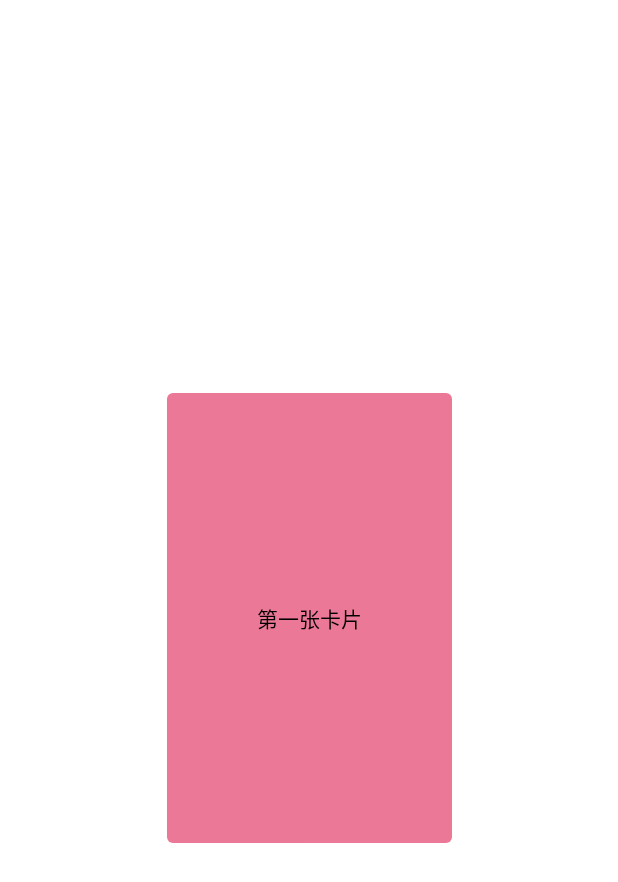
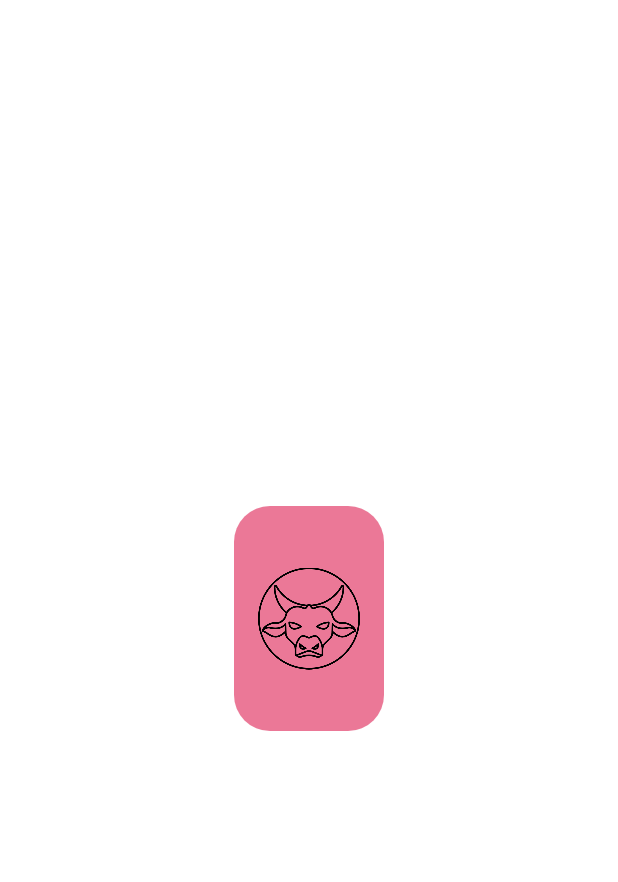
Before and after one commit to andoloido/BestCi, an Android app: the screen it shows after launch (SecretActivity), on a phone screen of 412 x 824 dp. Shown: the top 882 px of the screen. Run offline under Robolectric (Android 15) with nearby library versions, the light colour scheme and no system bars; libraries missing offline, so code that uses them is left out: su.levenetc.android; 2 statements that could not run were skipped.

Commit message:
add reverse view animator

```diff
--- a/app/build.gradle
+++ b/app/build.gradle
@@ -22,6 +22,10 @@ android {
             proguardFiles getDefaultProguardFile('proguard-android-optimize.txt'), 'proguard-rules.pro'
         }
     }
+
+    kotlinOptions {
+        jvmTarget = JavaVersion.VERSION_1_8.toString()
+    }
 }
 
 dependencies {
@@ -34,6 +38,8 @@ dependencies {
     implementation "com.google.android.material:material:1.2.1"
     androidTestImplementation 'androidx.test.ext:junit:1.1.2'
     androidTestImplementation 'androidx.test.espresso:espresso-core:3.3.0'
+    //字体动画
     implementation 'com.github.elevenetc:textsurface:0.9.1'
-
+    //图片加载
+    implementation "com.github.bumptech.glide:glide:4.11.0"
 }
--- a/app/src/main/AndroidManifest.xml
+++ b/app/src/main/AndroidManifest.xml
@@ -3,6 +3,7 @@
     package="lc.szy.bestci">
 
     <application
+        android:name=".App"
         android:allowBackup="true"
         android:icon="@mipmap/ic_launcher"
         android:label="@string/app_name"
--- /dev/null
+++ b/app/src/main/java/lc/szy/bestci/App.kt
@@ -0,0 +1,14 @@
+package lc.szy.bestci
+
+import android.app.Application
+
+class App : Application() {
+    companion object {
+        lateinit var application: App
+    }
+
+    override fun onCreate() {
+        super.onCreate()
+        application = this
+    }
+}
--- a/app/src/main/java/lc/szy/bestci/SecretActivity.kt
+++ b/app/src/main/java/lc/szy/bestci/SecretActivity.kt
@@ -2,10 +2,17 @@ package lc.szy.bestci
 
 import androidx.appcompat.app.AppCompatActivity
 import android.os.Bundle
+import kotlinx.android.synthetic.main.activity_secret.*
+import lc.szy.bestci.utils.ReverseAnimator
 
 class SecretActivity : AppCompatActivity() {
     override fun onCreate(savedInstanceState: Bundle?) {
         super.onCreate(savedInstanceState)
         setContentView(R.layout.activity_secret)
     }
+
+    override fun onResume() {
+        super.onResume()
+        ReverseAnimator.buildReverseAnimator(cardView, reverseCardView)
+    }
 }
--- a/app/src/main/java/lc/szy/bestci/utils/EasyToCall.kt
+++ b/app/src/main/java/lc/szy/bestci/utils/EasyToCall.kt
@@ -3,8 +3,11 @@ package lc.szy.bestci.utils
 import android.content.Context
 import android.content.res.Resources
 import android.util.TypedValue
+import android.widget.ImageView
 import android.widget.Toast
 import androidx.fragment.app.Fragment
+import com.bumptech.glide.Glide
+import lc.szy.bestci.App
 
 /**
  * 不定义LONG的Toast是因为short就够了
@@ -27,6 +30,12 @@ fun Fragment.toast(message: String) {
     toast.show()
 }
 
+fun loadImage(imageView: ImageView, url: String, defaultDrawable: Int) {
+    Glide.with(App.application).load(url)
+        .placeholder(defaultDrawable)
+        .into(imageView)
+}
+
 val Float.dp
     get() = TypedValue.applyDimension(
         TypedValue.COMPLEX_UNIT_DIP,
--- /dev/null
+++ b/app/src/main/java/lc/szy/bestci/utils/ReverseAnimator.kt
@@ -0,0 +1,41 @@
+package lc.szy.bestci.utils
+
+import android.animation.ObjectAnimator
+import android.view.View
+import android.view.animation.LinearInterpolator
+import androidx.core.animation.addListener
+
+
+class ReverseAnimator(view1: View, view2: View) {
+    companion object {
+        fun buildReverseAnimator(view1: View, view2: View) {
+            ReverseAnimator(view1, view2)
+        }
+    }
+
+    val animator1: ObjectAnimator =
+        ObjectAnimator.ofFloat(view1, View.ROTATION_Y, 0f, 90f).setDuration(500L)
+    val animator1Reverse: ObjectAnimator =
+        ObjectAnimator.ofFloat(view1, View.ROTATION_Y, 90f, 0f).setDuration(500L)
+    val animator2: ObjectAnimator =
+        ObjectAnimator.ofFloat(view2, View.ROTATION_Y, 90f, 180f).setDuration(500L)
+    val animator2Reverse: ObjectAnimator =
+        ObjectAnimator.ofFloat(view2, View.ROTATION_Y, 180f, 90f).setDuration(500L)
+
+    init {
+        animator1.interpolator = LinearInterpolator()
+        animator2.interpolator = LinearInterpolator()
+        animator1.addListener(onEnd = {
+            animator2.start()
+        })
+        animator2Reverse.addListener(onEnd = {
+            animator1Reverse.start()
+        })
+        view1.setOnClickListener {
+            animator1.start()
+        }
+        view2.setOnClickListener {
+            animator2Reverse.start()
+        }
+    }
+}
--- a/app/src/main/java/lc/szy/bestci/view/heart/HeartView.kt
+++ b/app/src/main/java/lc/szy/bestci/view/heart/HeartFlowerView.kt
@@ -7,7 +7,7 @@ import android.view.View
 import lc.szy.bestci.ANIMATION_DURATION
 import kotlin.math.ceil
 
-class HeartView(context: Context, attrs: AttributeSet) : View(context, attrs) {
+class HeartFlowerView(context: Context, attrs: AttributeSet) : View(context, attrs) {
     val bloomCount = 100
     val bloomList = ArrayList<Bloom>(bloomCount)
 
--- a/app/src/main/res/layout/activity_secret.xml
+++ b/app/src/main/res/layout/activity_secret.xml
@@ -1,17 +1,26 @@
 <?xml version="1.0" encoding="utf-8"?>
-<androidx.constraintlayout.motion.widget.MotionLayout xmlns:android="http://schemas.android.com/apk/res/android"
+<androidx.constraintlayout.widget.ConstraintLayout xmlns:android="http://schemas.android.com/apk/res/android"
     xmlns:app="http://schemas.android.com/apk/res-auto"
     xmlns:tools="http://schemas.android.com/tools"
     android:layout_width="match_parent"
     android:layout_height="match_parent"
-    app:layoutDescription="@xml/activity_secret_scene"
     tools:context=".SecretActivity">
+
+    <androidx.constraintlayout.widget.ConstraintLayout
+        android:id="@+id/content1Cl"
+        android:layout_width="wrap_content"
+        android:layout_height="wrap_content"
+        app:layout_constraintBottom_toBottomOf="parent"
+        app:layout_constraintEnd_toEndOf="parent"
+        app:layout_constraintStart_toStartOf="parent"
+        app:layout_constraintTop_toTopOf="parent">
 
         <com.google.android.material.card.MaterialCardView
             android:id="@+id/cardView"
-        android:layout_width="190dp"
-        android:layout_height="300dp"
+            android:layout_width="100dp"
+            android:layout_height="150dp"
             android:outlineSpotShadowColor="@android:color/transparent"
+            app:cardCornerRadius="24dp"
             app:layout_constraintBottom_toBottomOf="parent"
             app:layout_constraintEnd_toEndOf="parent"
             app:layout_constraintStart_toStartOf="parent"
@@ -20,13 +29,13 @@
             <androidx.constraintlayout.widget.ConstraintLayout
                 android:layout_width="match_parent"
                 android:layout_height="match_parent"
-            android:background="@color/primaryColor">
+                android:background="@color/cardColor">
 
-            <TextView
+                <ImageView
                     android:layout_width="wrap_content"
                     android:layout_height="wrap_content"
-                android:text="第一张卡片"
-                android:textColor="@color/textBlackColor"
+                    android:padding="16dp"
+                    android:src="@drawable/jinniu"
                     app:layout_constraintBottom_toBottomOf="parent"
                     app:layout_constraintEnd_toEndOf="parent"
                     app:layout_constraintStart_toStartOf="parent"
@@ -38,9 +47,11 @@
 
         <com.google.android.material.card.MaterialCardView
             android:id="@+id/reverseCardView"
-        android:layout_width="190dp"
+            android:layout_width="100dp"
+            android:layout_height="150dp"
             android:outlineSpotShadowColor="@android:color/transparent"
-        android:layout_height="300dp"
+            android:rotationY="90"
+            app:cardCornerRadius="24dp"
             app:layout_constraintBottom_toBottomOf="parent"
             app:layout_constraintEnd_toEndOf="parent"
             app:layout_constraintStart_toStartOf="parent"
@@ -49,11 +60,12 @@
             <androidx.constraintlayout.widget.ConstraintLayout
                 android:layout_width="match_parent"
                 android:layout_height="match_parent"
-            android:background="@color/primaryColor">
+                android:background="@color/cardColor">
 
                 <TextView
                     android:layout_width="wrap_content"
                     android:layout_height="wrap_content"
+                    android:rotationY="180"
                     android:text="第二张卡片"
                     android:textColor="@color/textBlackColor"
                     app:layout_constraintBottom_toBottomOf="parent"
@@ -63,4 +75,7 @@
 
             </androidx.constraintlayout.widget.ConstraintLayout>
         </com.google.android.material.card.MaterialCardView>
-</androidx.constraintlayout.motion.widget.MotionLayout>
+    </androidx.constraintlayout.widget.ConstraintLayout>
+
+
+</androidx.constraintlayout.widget.ConstraintLayout>
--- a/app/src/main/res/values/colors.xml
+++ b/app/src/main/res/values/colors.xml
@@ -21,4 +21,6 @@
 
     <color name="errorColor">#c51162</color>
     <color name="onErrorColor">#ffffff</color>
+
+    <color name="cardColor">#eb7897</color>
 </resources>
```
Also changed, not shown: app/src/main/res/drawable/baiyang.png (added), app/src/main/res/drawable/jinniu.png (added), app/src/main/res/drawable/juxie.png (added), app/src/main/res/drawable/mojie.png (added), app/src/main/res/drawable/sheshou.png (added), app/src/main/res/drawable/shizi.png (added), app/src/main/res/drawable/shuangyu.png (added), app/src/main/res/drawable/shuangzi.png (added), app/src/main/res/drawable/tiancheng.png (added), app/src/main/res/drawable/tianxie.png (added). Lines whose indentation alone changed are shown as unchanged.
